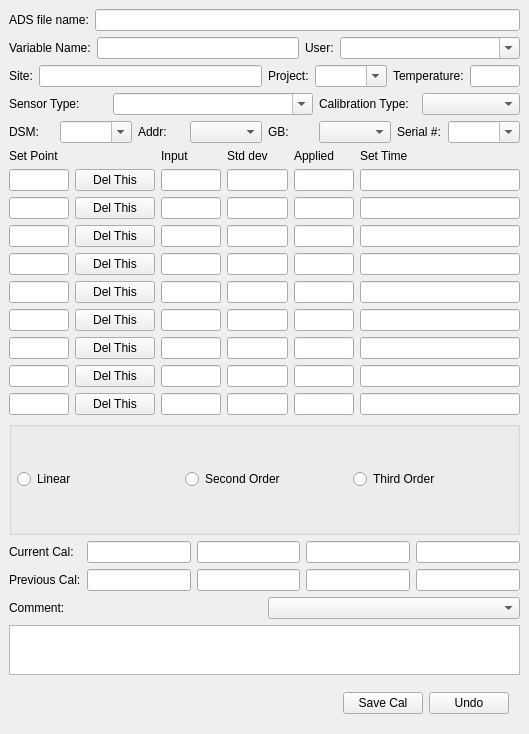
Qt form src/nidas/apps/edit_cal/CalibrationForm.ui (NCAR/nidas) before a commit.
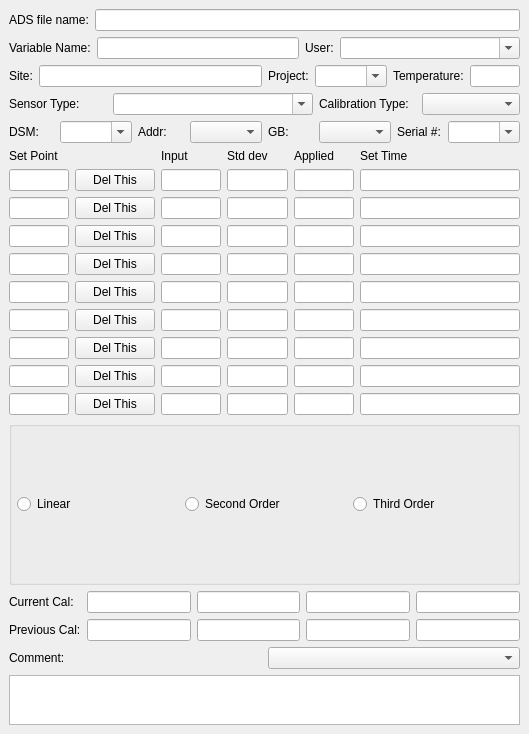
The same form after that commit.

Commit message: Removed save and undo buttons from form. Save button still exists as an option in the main menu. There isn't any session edit history to facilitate an undo operation.

Diff of the .ui file:
```diff
--- a/src/nidas/apps/edit_cal/CalibrationForm.ui
+++ b/src/nidas/apps/edit_cal/CalibrationForm.ui
@@ -879,46 +879,6 @@
      </property>
     </widget>
    </item>
-   <item>
-    <layout class="QHBoxLayout">
-     <property name="spacing">
-      <number>6</number>
-     </property>
-     <property name="margin">
-      <number>11</number>
-     </property>
-     <item>
-      <spacer>
-       <property name="orientation">
-        <enum>Qt::Horizontal</enum>
-       </property>
-       <property name="sizeType">
-        <enum>QSizePolicy::Expanding</enum>
-       </property>
-       <property name="sizeHint" stdset="0">
-        <size>
-         <width>70</width>
-         <height>20</height>
-        </size>
-       </property>
-      </spacer>
-     </item>
-     <item>
-      <widget class="QPushButton" name="_buttonSave">
-       <property name="text">
-        <string>Save Cal</string>
-       </property>
-      </widget>
-     </item>
-     <item>
-      <widget class="QPushButton" name="_buttonUndo">
-       <property name="text">
-        <string>Undo</string>
-       </property>
-      </widget>
-     </item>
-    </layout>
-   </item>
   </layout>
  </widget>
  <layoutdefault spacing="6" margin="11"/>
```
Left out of the diff: 34 changed lines with no effect on the pictures. The commit also changes 2 other files.
